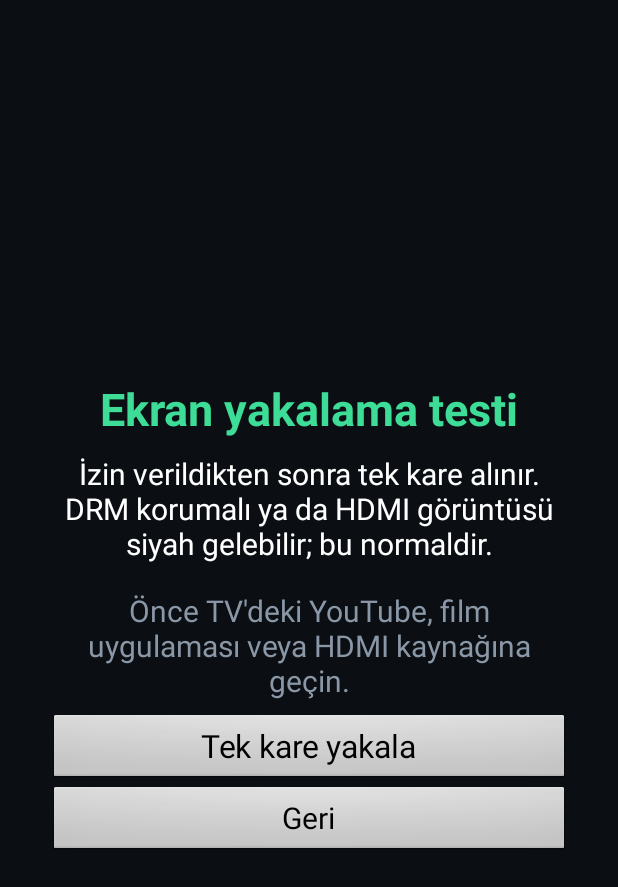
After one commit to batuhankartalbc-SD/trtv, an Android app: the ProjectionProbeActivity screen opened directly, with no data from a screen before it, on a phone screen of 412 x 824 dp. The commit adds this screen. Shown: the top 887 px of the screen. Run offline under Robolectric (Android 15) with nearby library versions, the phone set to English and light mode, and no system bars; pictures from the network do not load; Roboto replaces fonts that are not available here.

Commit message:
Add MediaProjection feasibility probe

```diff
--- a/app/src/main/java/com/trtv/HelpActivity.kt
+++ b/app/src/main/java/com/trtv/HelpActivity.kt
@@ -43,7 +43,8 @@ class HelpActivity : Activity() {
             "2. PS Remote Play'i açıp PS5'e bağlanın. Oyunda altyazıları açın.",
             "3. Bilgisayar ve TV aynı modemde olsun. Bilgisayardaki uygulama TV'yi kendisi bulur.",
             "4. Türkçe kayıyorsa: Ana ekran → Kumandayla hizala.",
-            "5. Bir şey çalışmıyorsa: Ana ekran → Tanılama."
+            "5. Bir şey çalışmıyorsa: Ana ekran → Tanılama.",
+            "Film izlerken: Mod'u TV'nin kendisi olarak seçin ve ekran yakalama izni verin. Netflix/Disney+ gibi DRM'li uygulamalar görüntüyü siyah gösterebilir; bu içerikler çevrilemez. YouTube'da varsa Altyazılar → Otomatik çeviri → Türkçe seçeneğini kullanın."
         )
         helpLines.forEachIndexed { index, line ->
             val normalColor = if (index % 2 == 0) Color.rgb(22, 29, 38) else Color.rgb(17, 23, 30)
--- /dev/null
+++ b/app/src/main/java/com/trtv/ProjectionProbeActivity.kt
@@ -0,0 +1,118 @@
+package com.trtv
+
+import android.app.Activity
+import android.content.BroadcastReceiver
+import android.content.Context
+import android.content.Intent
+import android.content.IntentFilter
+import android.graphics.Color
+import android.graphics.Typeface
+import android.net.Uri
+import android.os.Build
+import android.os.Bundle
+import android.view.Gravity
+import android.view.ViewGroup
+import android.widget.Button
+import android.widget.ImageView
+import android.widget.LinearLayout
+import android.widget.TextView
+import java.io.File
+
+/** Zguh = MediaProjection ile tek karelik, DRM davranışını teşhis eden test ekranı. */
+class ProjectionProbeActivity : Activity() {
+    private lateinit var resultText: TextView
+    private lateinit var preview: ImageView
+    private var receiverRegistered = false
+    private val receiver = object : BroadcastReceiver() {
+        override fun onReceive(context: Context, intent: Intent) {
+            val file = intent.getStringExtra(ProjectionProbeService.EXTRA_FILE)?.let(::File)
+            val black = intent.getBooleanExtra(ProjectionProbeService.EXTRA_BLACK, true)
+            if (file != null && file.exists()) {
+                preview.setImageURI(Uri.fromFile(file))
+                preview.visibility = ImageView.VISIBLE
+                resultText.text = if (black) "Kare geldi · siyah içerik" else "Kare geldi · görüntü var"
+                resultText.setTextColor(if (black) Color.rgb(255, 205, 92) else Color.rgb(62, 230, 160))
+                setResult(RESULT_OK, Intent().putExtra(ProjectionProbeService.EXTRA_FILE, file.absolutePath).putExtra(ProjectionProbeService.EXTRA_BLACK, black))
+            } else {
+                resultText.text = "Kare alınamadı. Tekrar deneyin."
+                setResult(RESULT_CANCELED)
+            }
+            finish()
+        }
+    }
+
+    override fun onCreate(savedInstanceState: Bundle?) {
+        super.onCreate(savedInstanceState)
+        window.setBackgroundDrawableResource(android.R.color.transparent)
+        val root = LinearLayout(this).apply {
+            orientation = LinearLayout.VERTICAL; gravity = Gravity.CENTER
+            setPadding(48, 32, 48, 32); setBackgroundColor(Color.rgb(11, 15, 20))
+        }
+        root.addView(TextView(this).apply {
+            text = "Ekran yakalama testi"; textSize = 30f; typeface = Typeface.DEFAULT_BOLD
+            setTextColor(Color.rgb(61, 220, 151)); gravity = Gravity.CENTER
+        })
+        root.addView(TextView(this).apply {
+            text = "İzin verildikten sonra tek kare alınır. DRM korumalı ya da HDMI görüntüsü siyah gelebilir; bu normaldir."
+            textSize = 20f; setTextColor(Color.WHITE); gravity = Gravity.CENTER
+            setPadding(10, 14, 10, 14)
+        })
+        resultText = TextView(this).apply {
+            text = "Önce TV'deki YouTube, film uygulaması veya HDMI kaynağına geçin."
+            textSize = 20f; setTextColor(Color.rgb(138, 151, 166)); gravity = Gravity.CENTER
+            setPadding(10, 12, 10, 12)
+        }
+        root.addView(resultText)
+        preview = ImageView(this).apply {
+            visibility = ImageView.GONE; scaleType = ImageView.ScaleType.FIT_CENTER
+            setBackgroundColor(Color.BLACK); contentDescription = "MediaProjection test karesi"
+        }
+        root.addView(preview, LinearLayout.LayoutParams(ViewGroup.LayoutParams.MATCH_PARENT, 0, 1f))
+        root.addView(Button(this).apply {
+            text = "Tek kare yakala"; textSize = 21f; isAllCaps = false
+            setOnClickListener { startConsent() }
+        })
+        root.addView(Button(this).apply {
+            text = "Geri"; textSize = 20f; isAllCaps = false; setOnClickListener { finish() }
+        })
+        setContentView(root)
+    }
+
+    override fun onStart() {
+        super.onStart()
+        if (!receiverRegistered) {
+            val filter = IntentFilter(ProjectionProbeService.ACTION_RESULT)
+            if (Build.VERSION.SDK_INT >= 33) registerReceiver(receiver, filter, Context.RECEIVER_NOT_EXPORTED) else registerReceiver(receiver, filter)
+            receiverRegistered = true
+        }
+    }
+
+    override fun onStop() {
+        if (receiverRegistered) { unregisterReceiver(receiver); receiverRegistered = false }
+        super.onStop()
+    }
+
+    @Suppress("DEPRECATION")
+    private fun startConsent() {
+        val manager = getSystemService(android.media.projection.MediaProjectionManager::class.java)
+        startActivityForResult(manager.createScreenCaptureIntent(), REQUEST_CAPTURE)
+    }
+
+    @Deprecated("Android TV screen capture result callback")
+    override fun onActivityResult(requestCode: Int, resultCode: Int, data: Intent?) {
+        super.onActivityResult(requestCode, resultCode, data)
+        if (requestCode != REQUEST_CAPTURE) return
+        if (resultCode != RESULT_OK || data == null) {
+            resultText.text = "Ekran yakalama izni verilmedi."
+            return
+        }
+        val service = Intent(this, ProjectionProbeService::class.java)
+            .putExtra(ProjectionProbeService.EXTRA_RESULT_CODE, resultCode)
+            .putExtra(ProjectionProbeService.EXTRA_RESULT_DATA, data)
+        if (Build.VERSION.SDK_INT >= 26) startForegroundService(service) else startService(service)
+        resultText.text = "Kare bekleniyor…"
+        preview.visibility = ImageView.GONE
+    }
+
+    companion object { private const val REQUEST_CAPTURE = 811 }
+}
```
Also changed, not shown: app/src/main/AndroidManifest.xml (+9 -0 lines), app/src/main/java/com/trtv/DiagnosticsActivity.kt (+38 -0 lines), app/src/main/java/com/trtv/ProjectionProbeService.kt (added, +142 -0 lines), 1 other file.
